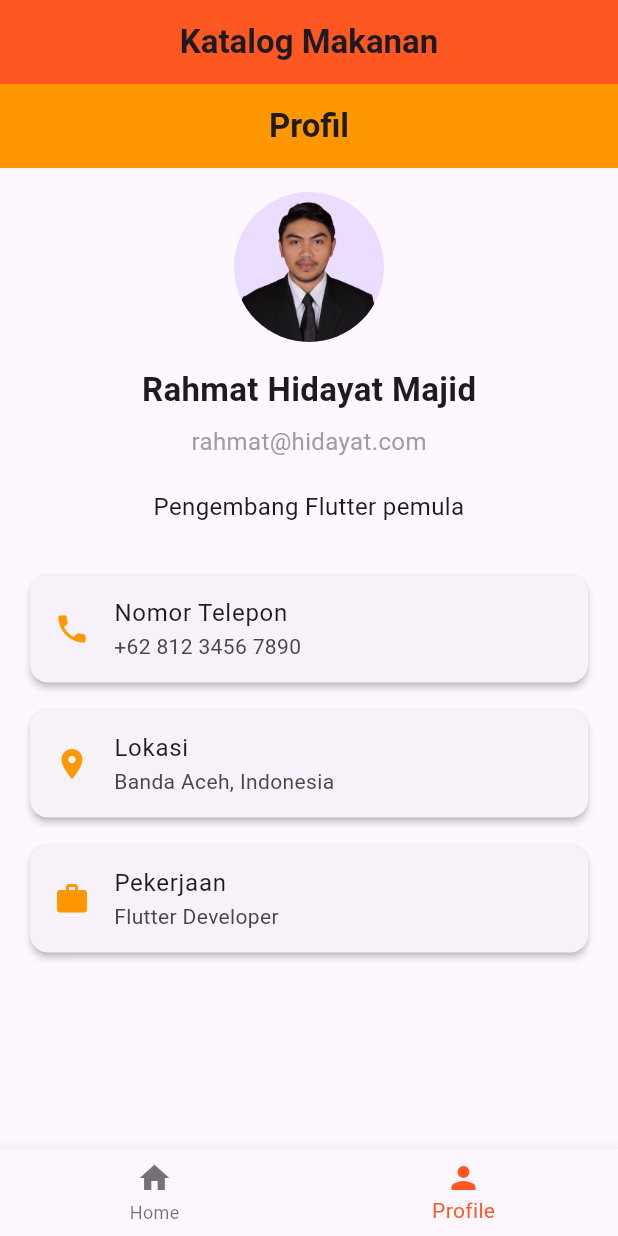
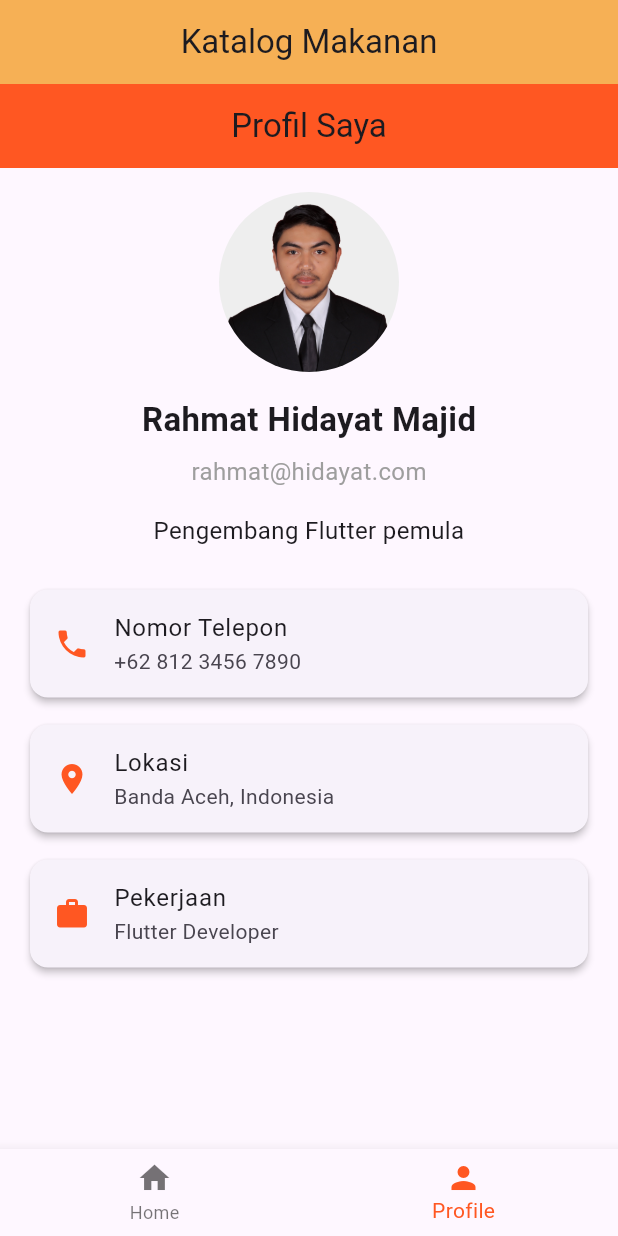
Before and after one commit to rhidayatmajid/dicoding_final, a Flutter app: the HomePage screen opened directly, item 2 of the bottom bar chosen, on a phone screen of 412 x 824 dp. Run offline on Flutter 3.47's test engine with Material 3 defaults, Android fonts, the phone set to English and light mode, and no system bars; network calls fail.

Commit message:
add profile_page

```diff
--- a/lib/pages/home_page.dart
+++ b/lib/pages/home_page.dart
@@ -1,6 +1,7 @@
 import 'package:flutter/material.dart';
 
 import 'detail_page.dart';
+import 'profile_page.dart';
 
 class HomePage extends StatefulWidget {
   const HomePage({super.key});
@@ -11,27 +12,32 @@ class HomePage extends StatefulWidget {
 
 class _HomePageState extends State<HomePage> {
   int _selectedIndex = 0;
+  final Set<int> _favorites = <int>{};
 
   final List<Map<String, String>> foods = [
     {
       "name": "Nasi Goreng",
       "price": "Rp 20.000",
-      "image": "https://images.unsplash.com/photo-1647093953000-9065ed6f85ef",
+      "image":
+          "https://images.unsplash.com/photo-1647093953000-9065ed6f85ef?auto=format&fit=crop&w=800&q=80",
     },
     {
       "name": "Mie Goreng",
       "price": "Rp 15.000",
-      "image": "https://images.unsplash.com/photo-1680675494363-75bbf9838a09",
+      "image":
+          "https://images.unsplash.com/photo-1680675494363-75bbf9838a09?auto=format&fit=crop&w=800&q=80",
     },
     {
       "name": "Sate Ayam",
       "price": "Rp 25.000",
-      "image": "https://images.unsplash.com/photo-1645696301019-35adcc18fc21",
+      "image":
+          "https://images.unsplash.com/photo-1645696301019-35adcc18fc21?auto=format&fit=crop&w=800&q=80",
     },
     {
       "name": "Bakso",
       "price": "Rp 18.000",
-      "image": "https://images.unsplash.com/photo-1687425973269-af0d62587769",
+      "image":
+          "https://images.unsplash.com/photo-1687425973269-af0d62587769?auto=format&fit=crop&w=800&q=80",
     },
   ];
 
@@ -41,19 +47,23 @@ class _HomePageState extends State<HomePage> {
     });
   }
 
-  Widget _buildHomePage() {
+  Widget _buildHomeGrid() {
     return Padding(
-      padding: const EdgeInsets.all(10.0),
+      padding: const EdgeInsets.all(12.0),
       child: GridView.builder(
         itemCount: foods.length,
         gridDelegate: const SliverGridDelegateWithFixedCrossAxisCount(
           crossAxisCount: 2,
           mainAxisSpacing: 12,
           crossAxisSpacing: 12,
-          childAspectRatio: 0.8,
+          // childAspectRatio mengatur perbandingan lebar:tinggi dari KESELURUHAN KARTU.
+          // Nilai sekitar 0.7 - 0.8 biasanya baik.
+          childAspectRatio: 0.75,
         ),
         itemBuilder: (context, index) {
           final food = foods[index];
+          final isFav = _favorites.contains(index);
+
           return GestureDetector(
             onTap: () {
               Navigator.of(context).push(
@@ -64,38 +74,93 @@ class _HomePageState extends State<HomePage> {
               );
             },
             child: Card(
-              shape: RoundedRectangleBorder(borderRadius: BorderRadius.circular(16)),
+              shape: RoundedRectangleBorder(borderRadius: BorderRadius.circular(14)),
               elevation: 4,
               clipBehavior: Clip.antiAlias,
               child: Column(
                 crossAxisAlignment: CrossAxisAlignment.stretch,
                 children: [
+                  // --- PERBAIKAN FINAL ---
+                  // Area gambar kini fleksibel dan akan mengisi sisa ruang di kartu.
                   Expanded(
+                    child: Stack(
+                      // Mengatur agar konten (tombol favorit) bisa keluar dari batas Stack
+                      // jika perlu, meskipun di sini tidak akan terjadi.
+                      clipBehavior: Clip.none,
+                      fit: StackFit.expand, // Memastikan Stack mengisi semua area Expanded
+                      children: [
+                        // AspectRatio dihapus.
+                        // ClipRRect langsung menjadi anak dari Stack.
+                        ClipRRect(
+                          borderRadius: const BorderRadius.vertical(top: Radius.circular(14)),
                           child: Image.network(
                             food['image']!,
+                            // Properti ini memastikan gambar mengisi area yang tersedia
+                            // dengan tetap menjaga rasio aspeknya (mungkin terpotong sedikit).
                             fit: BoxFit.cover,
-                      errorBuilder: (context, error, stackTrace) =>
-                          const Center(child: Icon(Icons.error)),
+                            errorBuilder: (context, error, stackTrace) => Container(
+                              color: Colors.grey[200],
+                              child: const Center(child: Icon(Icons.broken_image, size: 36)),
+                            ),
+                          ),
+                        ),
+
+                        // Tombol favorit tidak berubah.
+                        Positioned(
+                          top: 8,
+                          right: 8,
+                          child: GestureDetector(
+                            onTap: () {
+                              setState(() {
+                                if (isFav) {
+                                  _favorites.remove(index);
+                                } else {
+                                  _favorites.add(index);
+                                }
+                              });
+                            },
+                            child: AnimatedScale(
+                              scale: isFav ? 1.18 : 1.0,
+                              duration: const Duration(milliseconds: 180),
+                              curve: Curves.easeOutBack,
+                              child: Container(
+                                decoration: BoxDecoration(
+                                  color: Colors.white.withOpacity(0.85),
+                                  shape: BoxShape.circle,
+                                ),
+                                padding: const EdgeInsets.all(6),
+                                child: Icon(
+                                  isFav ? Icons.favorite : Icons.favorite_border,
+                                  color: isFav ? Colors.red : Colors.grey[700],
+                                  size: 20,
+                                ),
+                              ),
+                            ),
+                          ),
+                        ),
+                      ],
+                    ),
+                  ),
+
+                  // Area teks tidak diubah, akan menempati ruang yang dibutuhkan di bawah gambar.
+                  Padding(
+                    padding: const EdgeInsets.fromLTRB(12, 12, 12, 8),
+                    child: Text(
+                      food['name']!,
+                      style: const TextStyle(fontWeight: FontWeight.bold, fontSize: 16),
+                      maxLines: 1,
+                      overflow: TextOverflow.ellipsis,
                     ),
                   ),
                   Padding(
-                    padding: const EdgeInsets.all(8.0),
-                    child: Column(
-                      crossAxisAlignment: CrossAxisAlignment.start,
-                      children: [
-                        Text(
-                          food['name']!,
-                          style: const TextStyle(fontWeight: FontWeight.bold, fontSize: 16),
-                        ),
-                        const SizedBox(height: 4),
-                        Text(
+                    padding: const EdgeInsets.fromLTRB(12, 0, 12, 12),
+                    child: Text(
                       food['price']!,
                       style: const TextStyle(
                         color: Colors.deepOrange,
                         fontWeight: FontWeight.bold,
+                        fontSize: 14,
                       ),
-                        ),
-                      ],
                     ),
                   ),
                 ],
@@ -107,80 +172,15 @@ class _HomePageState extends State<HomePage> {
     );
   }
 
-  Widget _buildProfilePage() {
-    return Scaffold(
-      appBar: AppBar(
-        backgroundColor: Colors.orange,
-        title: const Text("Profil", style: TextStyle(fontWeight: FontWeight.bold)),
-        centerTitle: true,
-      ),
-      body: SingleChildScrollView(
-        padding: const EdgeInsets.all(16.0),
-        child: Column(
-          crossAxisAlignment: CrossAxisAlignment.center,
-          children: [
-            const CircleAvatar(
-              radius: 50,
-              backgroundImage: AssetImage('assets/images/rhida.png'), // ganti sesuai aset kamu
-            ),
-            const SizedBox(height: 16),
-            const Text(
-              "Rahmat Hidayat Majid",
-              style: TextStyle(fontSize: 22, fontWeight: FontWeight.bold),
-            ),
-            const SizedBox(height: 8),
-            const Text("rahmat@hidayat.com", style: TextStyle(fontSize: 16, color: Colors.grey)),
-            const SizedBox(height: 20),
-            const Text(
-              "Pengembang Flutter pemula",
-              textAlign: TextAlign.center,
-              style: TextStyle(fontSize: 16),
-            ),
-            const SizedBox(height: 30),
-            Card(
-              shape: RoundedRectangleBorder(borderRadius: BorderRadius.circular(12)),
-              elevation: 2,
-              child: const ListTile(
-                leading: Icon(Icons.phone, color: Colors.orange),
-                title: Text("Nomor Telepon"),
-                subtitle: Text("+62 812 3456 7890"),
-              ),
-            ),
-            const SizedBox(height: 10),
-            Card(
-              shape: RoundedRectangleBorder(borderRadius: BorderRadius.circular(12)),
-              elevation: 2,
-              child: const ListTile(
-                leading: Icon(Icons.location_on, color: Colors.orange),
-                title: Text("Lokasi"),
-                subtitle: Text("Banda Aceh, Indonesia"),
-              ),
-            ),
-            const SizedBox(height: 10),
-            Card(
-              shape: RoundedRectangleBorder(borderRadius: BorderRadius.circular(12)),
-              elevation: 2,
-              child: const ListTile(
-                leading: Icon(Icons.work, color: Colors.orange),
-                title: Text("Pekerjaan"),
-                subtitle: Text("Flutter Developer"),
-              ),
-            ),
-          ],
-        ),
-      ),
-    );
-  }
-
   @override
   Widget build(BuildContext context) {
-    List<Widget> pages = [_buildHomePage(), _buildProfilePage()];
+    final pages = [_buildHomeGrid(), const ProfilePage()];
 
     return Scaffold(
       appBar: AppBar(
-        title: const Text('Katalog Makanan', style: TextStyle(fontWeight: FontWeight.bold)),
+        title: const Text('Katalog Makanan'),
         centerTitle: true,
-        backgroundColor: Colors.deepOrange,
+        backgroundColor: const Color.fromARGB(255, 246, 176, 85),
       ),
       body: pages[_selectedIndex],
       bottomNavigationBar: BottomNavigationBar(
@@ -188,8 +188,8 @@ class _HomePageState extends State<HomePage> {
         selectedItemColor: Colors.deepOrange,
         onTap: _onItemTapped,
         items: const [
-          BottomNavigationBarItem(icon: Icon(Icons.home), label: "Home"),
-          BottomNavigationBarItem(icon: Icon(Icons.person), label: "Profile"),
+          BottomNavigationBarItem(icon: Icon(Icons.home), label: 'Home'),
+          BottomNavigationBarItem(icon: Icon(Icons.person), label: 'Profile'),
         ],
       ),
     );
--- /dev/null
+++ b/lib/pages/profile_page.dart
@@ -0,0 +1,85 @@
+import 'package:flutter/material.dart';
+
+class ProfilePage extends StatelessWidget {
+  const ProfilePage({super.key});
+
+  @override
+  Widget build(BuildContext context) {
+    return Scaffold(
+      appBar: AppBar(
+        title: const Text('Profil Saya'),
+        backgroundColor: Colors.deepOrange,
+        centerTitle: true,
+      ),
+      body: SingleChildScrollView(
+        padding: const EdgeInsets.all(16.0),
+        child: Column(
+          crossAxisAlignment: CrossAxisAlignment.center,
+          children: [
+            CircleAvatar(
+              radius: 60,
+              backgroundImage: const AssetImage('assets/images/rhida.png'),
+              backgroundColor: Colors.grey[200],
+            ),
+            const SizedBox(height: 16),
+            const Text(
+              'Rahmat Hidayat Majid',
+              style: TextStyle(fontSize: 22, fontWeight: FontWeight.bold),
+            ),
+            const SizedBox(height: 8),
+            const Text('rahmat@hidayat.com', style: TextStyle(fontSize: 16, color: Colors.grey)),
+            const SizedBox(height: 16),
+            const Text(
+              'Pengembang Flutter pemula',
+              textAlign: TextAlign.center,
+              style: TextStyle(fontSize: 16),
+            ),
+            const SizedBox(height: 24),
+            Card(
+              elevation: 2,
+              shape: RoundedRectangleBorder(borderRadius: BorderRadius.circular(12)),
+              child: const ListTile(
+                leading: Icon(Icons.phone, color: Colors.deepOrange),
+                title: Text('Nomor Telepon'),
+                subtitle: Text('+62 812 3456 7890'),
+              ),
+            ),
+            const SizedBox(height: 10),
+            Card(
+              elevation: 2,
+              shape: RoundedRectangleBorder(borderRadius: BorderRadius.circular(12)),
+              child: const ListTile(
+                leading: Icon(Icons.location_on, color: Colors.deepOrange),
+                title: Text('Lokasi'),
+                subtitle: Text('Banda Aceh, Indonesia'),
+              ),
+            ),
+            const SizedBox(height: 10),
+            Card(
+              elevation: 2,
+              shape: RoundedRectangleBorder(borderRadius: BorderRadius.circular(12)),
+              child: const ListTile(
+                leading: Icon(Icons.work, color: Colors.deepOrange),
+                title: Text('Pekerjaan'),
+                subtitle: Text('Flutter Developer'),
+              ),
+            ),
+            // const SizedBox(height: 24),
+            // ElevatedButton.icon(
+            //   onPressed: () {
+            //     ScaffoldMessenger.of(context).showSnackBar(const SnackBar(content: Text('Keluar berhasil')));
+            //   },
+            //   icon: const Icon(Icons.logout),
+            //   label: const Text('Keluar'),
+            //   style: ElevatedButton.styleFrom(
+            //     backgroundColor: Colors.redAccent,
+            //     padding: const EdgeInsets.symmetric(horizontal: 24, vertical: 12),
+            //     shape: RoundedRectangleBorder(borderRadius: BorderRadius.circular(12)),
+            //   ),
+            // ),
+          ],
+        ),
+      ),
+    );
+  }
+}
--- a/pubspec.yaml
+++ b/pubspec.yaml
@@ -17,7 +17,7 @@ dev_dependencies:
   flutter_test:
     sdk: flutter
 
-  flutter_lints: ^2.0.0
+  flutter_lints: ^6.0.0
 
 flutter:
   uses-material-design: true
```
Also changed, not shown: pubspec.lock, 1 other file. Lines whose indentation alone changed are shown as unchanged.
